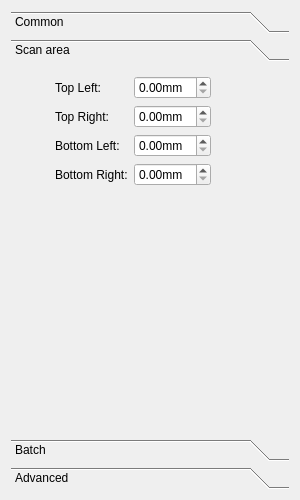
The window that gui/ui/OptionsWidget.ui (mensinda/qScan) describes before a commit, drawn with Qt 5.
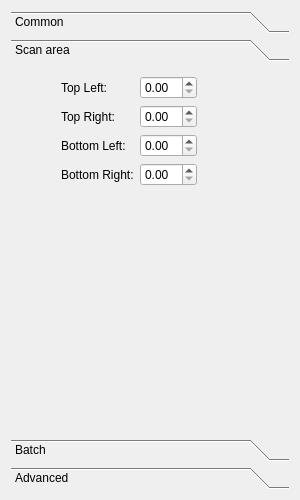
The same window after the commit. The open tabs and pages were chosen to show the change.

The edit to the form file:
```diff
--- a/gui/ui/OptionsWidget.ui
+++ b/gui/ui/OptionsWidget.ui
@@ -130,7 +130,7 @@
        <rect>
         <x>0</x>
         <y>0</y>
-        <width>303</width>
+        <width>288</width>
         <height>356</height>
        </rect>
       </property>
@@ -139,11 +139,7 @@
       </attribute>
       <layout class="QGridLayout" name="gridLayout_3">
        <item row="3" column="2">
-        <widget class="QDoubleSpinBox" name="bottomRight">
-         <property name="suffix">
-          <string>mm</string>
-         </property>
-        </widget>
+        <widget class="QDoubleSpinBox" name="bottomRight"/>
        </item>
        <item row="1" column="1">
         <widget class="QLabel" name="sal2">
@@ -206,25 +202,13 @@
         </spacer>
        </item>
        <item row="2" column="2">
-        <widget class="QDoubleSpinBox" name="bottomLeft">
-         <property name="suffix">
-          <string>mm</string>
-         </property>
-        </widget>
+        <widget class="QDoubleSpinBox" name="bottomLeft"/>
        </item>
        <item row="0" column="2">
-        <widget class="QDoubleSpinBox" name="topLeft">
-         <property name="suffix">
-          <string>mm</string>
-         </property>
-        </widget>
+        <widget class="QDoubleSpinBox" name="topLeft"/>
        </item>
        <item row="1" column="2">
-        <widget class="QDoubleSpinBox" name="topRight">
-         <property name="suffix">
-          <string>mm</string>
-         </property>
-        </widget>
+        <widget class="QDoubleSpinBox" name="topRight"/>
        </item>
        <item row="0" column="1">
         <widget class="QLabel" name="sal1">
```
Left out of the diff: 2 changed lines with no effect on the pictures.
